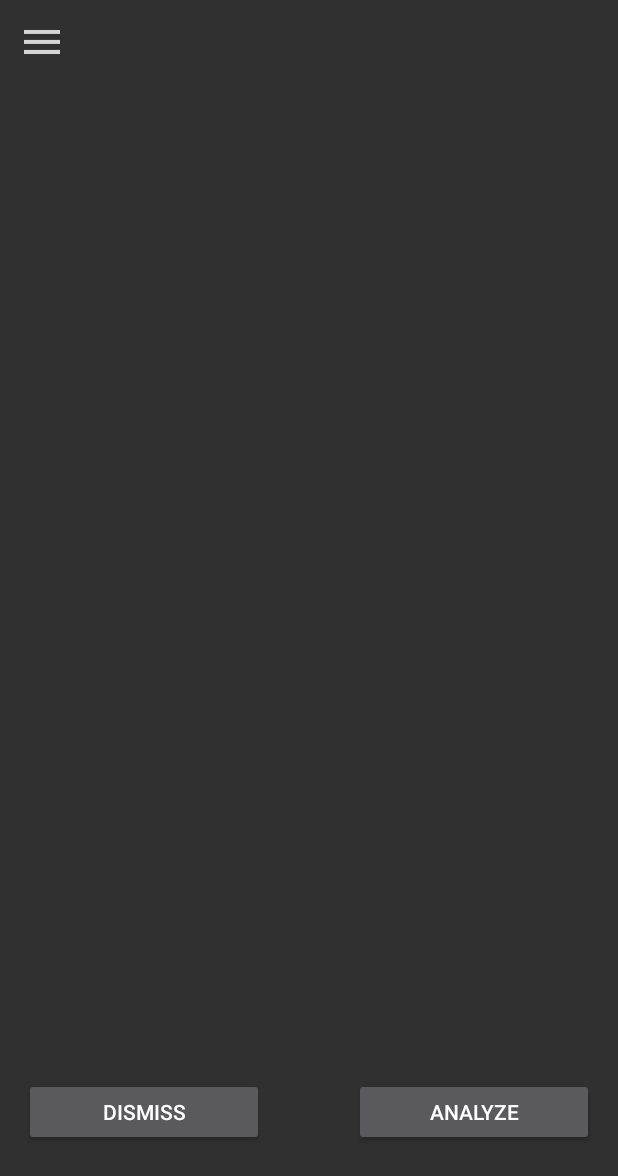
After one commit to Andy-Meissner/Studienarbeit, an Android app: the fragment RetakeConfirmFragment placed in its activity, on a phone screen of 412 x 824 dp. The commit adds this screen. Shown: the top 1176 px of the screen. Run offline under Robolectric (Android 15) with nearby library versions, the phone set to English and light mode, and no system bars.

Commit message:
Add listener for fragment actions

```diff
--- a/Sourcecode/InvoiceScanner/app/src/main/java/de/studienarbeit/invoicescanner/CameraFragment.kt
+++ b/Sourcecode/InvoiceScanner/app/src/main/java/de/studienarbeit/invoicescanner/CameraFragment.kt
@@ -65,6 +65,21 @@ class CameraFragment : Fragment(), View.OnClickListener, ActivityCompat.OnReques
          */
         private lateinit var cameraId: String
 
+    lateinit var imageTakenListener : onImageTakenListener
+
+    interface onImageTakenListener
+    {
+        fun onImageTaken()
+    }
+
+    override fun onAttach(context: Context) {
+        super.onAttach(context)
+        try {
+            imageTakenListener = context as onImageTakenListener
+        } catch (e: ClassCastException) {
+            throw ClassCastException(context.toString() + " must implement OnArticleSelectedListener")
+    }
+}
 
     /**
      * A [Point] that represents the resolution
@@ -141,6 +156,7 @@ class CameraFragment : Fragment(), View.OnClickListener, ActivityCompat.OnReques
          */
         private val onImageAvailableListener = ImageReader.OnImageAvailableListener {
             backgroundHandler?.post(ImageSaver(it.acquireNextImage(), file))
+
         }
 
         /**
@@ -637,6 +653,8 @@ class CameraFragment : Fragment(), View.OnClickListener, ActivityCompat.OnReques
                         activity.showToast("Saved: $file")
                         Log.d(TAG, file.toString())
                         unlockFocus()
+                        imageTakenListener.onImageTaken()
+
                     }
                 }
 
--- /dev/null
+++ b/Sourcecode/InvoiceScanner/app/src/main/java/de/studienarbeit/invoicescanner/RetakeConfirmFragment.kt
@@ -0,0 +1,45 @@
+package de.studienarbeit.invoicescanner
+
+import android.content.Context
+import android.os.Bundle
+import android.support.v4.app.ActivityCompat
+import android.support.v4.app.Fragment
+import android.view.LayoutInflater
+import android.view.View
+import android.view.ViewGroup
+
+/**
+ * Created by andym on 20.04.2018.
+ */
+class RetakeConfirmFragment : Fragment() , View.OnClickListener, ActivityCompat.OnRequestPermissionsResultCallback
+{
+
+    lateinit var mListener : onButtonClickedListener
+
+    override fun onClick(v: View) {
+        when(view!!.id)
+        {
+            R.id.dismiss -> mListener.onButtonDismiss()
+            R.id.analyze -> mListener.onButtonAnalyze()
+        }
+    }
+
+    override fun onCreateView(inflater: LayoutInflater,
+                                       container: ViewGroup?,
+                                       savedInstanceState: Bundle?
+    ): View? = inflater.inflate(R.layout.confirm_retake_fragment, container, false)
+
+    interface onButtonClickedListener {
+        fun onButtonDismiss();
+        fun onButtonAnalyze();
+    }
+
+    override fun onAttach(context: Context) {
+        super.onAttach(context)
+        try {
+            mListener = context as onButtonClickedListener
+        } catch (e: ClassCastException) {
+            throw ClassCastException(context.toString() + " must implement OnArticleSelectedListener")
+        }
+    }
+}
--- a/Sourcecode/InvoiceScanner/app/src/main/res/layout/confirm_retake_fragment.xml
+++ b/Sourcecode/InvoiceScanner/app/src/main/res/layout/confirm_retake_fragment.xml
@@ -1,6 +1,28 @@
 <?xml version="1.0" encoding="utf-8"?>
 <android.support.constraint.ConstraintLayout
-    xmlns:android="http://schemas.android.com/apk/res/android" android:layout_width="match_parent"
+    xmlns:android="http://schemas.android.com/apk/res/android"
+    xmlns:app="http://schemas.android.com/apk/res-auto"
+    xmlns:tools="http://schemas.android.com/tools"
+    android:layout_width="match_parent"
     android:layout_height="match_parent">
 
+    <Button
+        android:id="@+id/dismiss"
+        android:layout_width="160dp"
+        android:layout_height="45dp"
+        android:layout_marginBottom="60dp"
+        android:layout_marginStart="16dp"
+        android:text="dismiss"
+        app:layout_constraintBottom_toBottomOf="parent"
+        app:layout_constraintStart_toStartOf="parent" />
+
+    <Button
+        android:id="@+id/analyze"
+        android:layout_width="160dp"
+        android:layout_height="45dp"
+        android:layout_marginBottom="60dp"
+        android:layout_marginEnd="16dp"
+        android:text="analyze"
+        app:layout_constraintBottom_toBottomOf="parent"
+        app:layout_constraintEnd_toEndOf="parent" />
 </android.support.constraint.ConstraintLayout>
```
Also changed, not shown: Sourcecode/InvoiceScanner/app/src/main/java/de/studienarbeit/invoicescanner/MainActivity.kt (+25 -1 lines), Sourcecode/InvoiceScanner/app/src/main/res/layout/activity_main.xml (+7 -11 lines).
